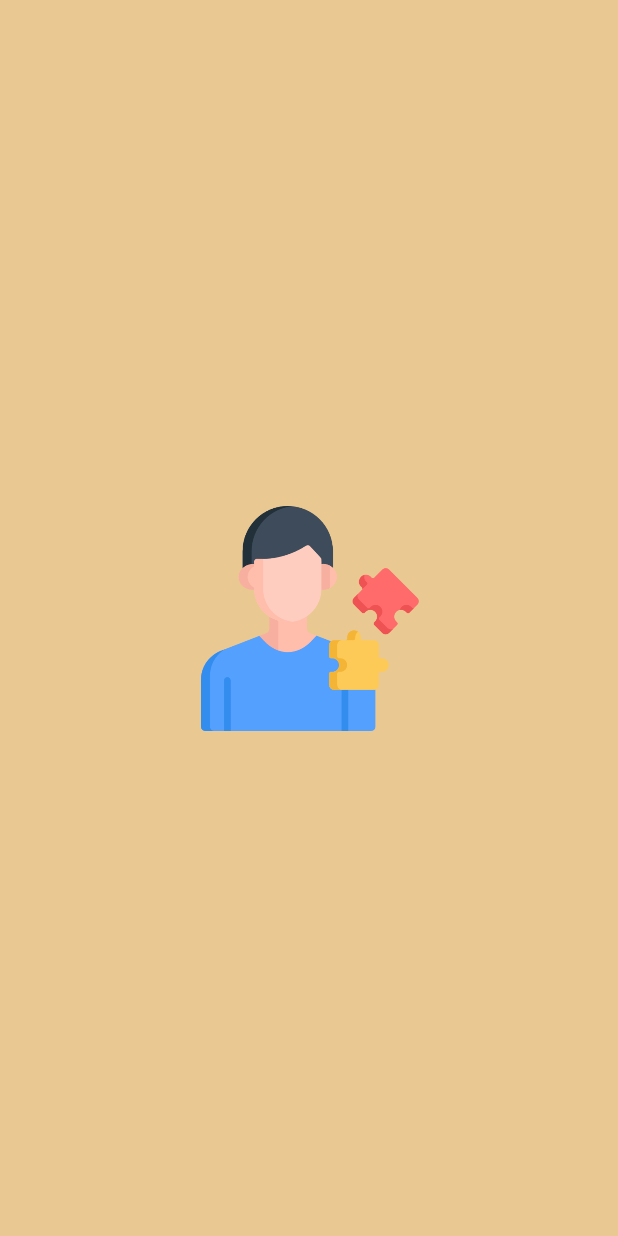
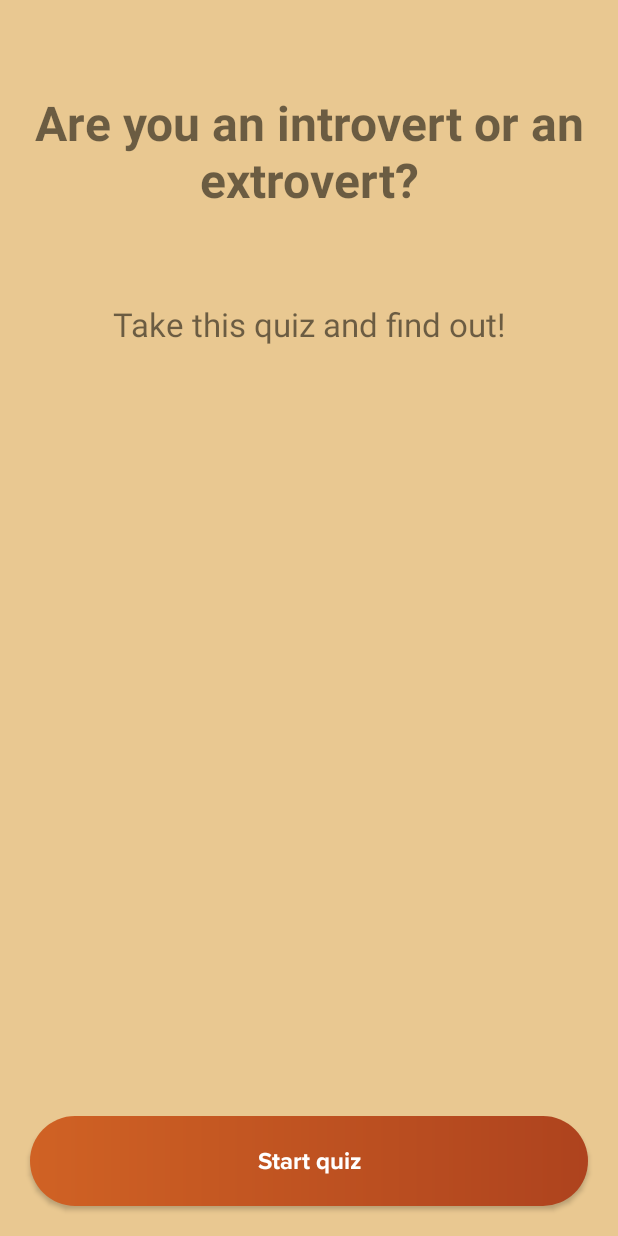
Before and after one commit to razvantmzz/PersonalityTest, an Android app: the screen it shows after launch (MainActivity), on a phone screen of 412 x 824 dp. Run offline under Robolectric (Android 15) with nearby library versions, the phone set to English and light mode, and no system bars.

Commit message:
added landing page

```diff
--- a/app/src/main/java/com/razvantmz/personalitytest/ui/base/BaseFragment.kt
+++ b/app/src/main/java/com/razvantmz/personalitytest/ui/base/BaseFragment.kt
@@ -22,6 +22,8 @@ abstract class BaseFragment<B: ViewBinding> : Fragment() {
 
     override fun onViewCreated(view: View, savedInstanceState: Bundle?) {
         super.onViewCreated(view, savedInstanceState)
+        setUpViews()
+        setUpObservers()
     }
 
     abstract fun setBinding(): B
--- /dev/null
+++ b/app/src/main/java/com/razvantmz/personalitytest/ui/landing/LandingFragment.kt
@@ -0,0 +1,21 @@
+package com.razvantmz.personalitytest.ui.landing
+
+import com.razvantmz.personalitytest.databinding.FragmentLandingBinding
+import com.razvantmz.personalitytest.ui.base.BaseFragment
+import org.koin.androidx.viewmodel.ext.android.viewModel
+
+class LandingFragment : BaseFragment<FragmentLandingBinding>() {
+    val viewModel: LandingViewModel by viewModel()
+
+    override fun setBinding(): FragmentLandingBinding {
+        return FragmentLandingBinding.inflate(layoutInflater)
+    }
+
+    override fun setUpViews() {
+    }
+
+    override fun setUpObservers() {
+    }
+
+
+}
--- /dev/null
+++ b/app/src/main/java/com/razvantmz/personalitytest/ui/landing/LandingViewModel.kt
@@ -0,0 +1,7 @@
+package com.razvantmz.personalitytest.ui.landing
+
+import androidx.lifecycle.ViewModel
+
+class LandingViewModel : ViewModel() {
+    // TODO: Implement the ViewModel
+}
--- a/app/src/main/java/com/razvantmz/personalitytest/ui/splashscreen/SplashFragment.kt
+++ b/app/src/main/java/com/razvantmz/personalitytest/ui/splashscreen/SplashFragment.kt
@@ -1,14 +1,11 @@
 package com.razvantmz.personalitytest.ui.splashscreen
 
-import androidx.lifecycle.ViewModelProvider
-import android.os.Bundle
-import androidx.fragment.app.Fragment
-import android.view.LayoutInflater
-import android.view.View
-import android.view.ViewGroup
-import com.razvantmz.personalitytest.R
+import androidx.lifecycle.lifecycleScope
+import androidx.navigation.fragment.findNavController
 import com.razvantmz.personalitytest.databinding.SplashFragmentBinding
 import com.razvantmz.personalitytest.ui.base.BaseFragment
+import kotlinx.coroutines.delay
+import kotlinx.coroutines.launch
 
 class SplashFragment : BaseFragment<SplashFragmentBinding>() {
     override fun setBinding(): SplashFragmentBinding {
@@ -16,8 +13,16 @@ class SplashFragment : BaseFragment<SplashFragmentBinding>() {
     }
 
     override fun setUpViews() {
+        navigateToLandingScreen()
     }
 
     override fun setUpObservers() {
     }
+
+    private fun navigateToLandingScreen() {
+        lifecycleScope.launch {
+            delay(1500)
+            findNavController().navigate(SplashFragmentDirections.actionSplashFragmentToLandingFragment())
+        }
+    }
 }
--- a/app/src/main/java/com/razvantmz/personalitytest/ui/splashscreen/SplashViewModel.kt
+++ b/app/src/main/java/com/razvantmz/personalitytest/ui/splashscreen/SplashViewModel.kt
@@ -3,5 +3,5 @@ package com.razvantmz.personalitytest.ui.splashscreen
 import androidx.lifecycle.ViewModel
 
 class SplashViewModel : ViewModel() {
-    // TODO: Implement the ViewModel
+
 }
--- /dev/null
+++ b/app/src/main/res/drawable/bg_primary_button.xml
@@ -0,0 +1,9 @@
+<?xml version="1.0" encoding="utf-8"?>
+<shape xmlns:android="http://schemas.android.com/apk/res/android"
+    android:shape="rectangle">
+    <gradient
+        android:endColor="@color/primary_button_end_color"
+        android:startColor="@color/primary_button_start_color"/>
+
+    <corners android:radius="30dp"/>
+</shape>
--- /dev/null
+++ b/app/src/main/res/layout/fragment_landing.xml
@@ -0,0 +1,45 @@
+<?xml version="1.0" encoding="utf-8"?>
+<androidx.constraintlayout.widget.ConstraintLayout xmlns:android="http://schemas.android.com/apk/res/android"
+    xmlns:app="http://schemas.android.com/apk/res-auto"
+    xmlns:tools="http://schemas.android.com/tools"
+    android:layout_width="match_parent"
+    android:layout_height="match_parent"
+    tools:context=".ui.landing.LandingFragment">
+
+    <TextView
+        android:id="@+id/title"
+        android:layout_width="0dp"
+        android:layout_height="wrap_content"
+        android:text="@string/landing_page_title"
+        android:gravity="center"
+        android:textSize="32sp"
+        android:textStyle="bold"
+        android:layout_marginTop="60dp"
+        app:layout_constraintTop_toTopOf="parent"
+        app:layout_constraintEnd_toEndOf="parent"
+        app:layout_constraintHorizontal_bias="0.5"
+        app:layout_constraintStart_toStartOf="parent" />
+
+    <TextView
+        android:id="@+id/subtitle"
+        android:layout_width="0dp"
+        android:layout_height="wrap_content"
+        android:text="@string/landing_page_subtitle"
+        android:gravity="center"
+        android:textSize="22sp"
+        android:layout_marginTop="60dp"
+        app:layout_constraintTop_toBottomOf="@id/title"
+        app:layout_constraintEnd_toEndOf="parent"
+        app:layout_constraintHorizontal_bias="0.5"
+        app:layout_constraintStart_toStartOf="parent" />
+    <Button
+        style="@style/PrimaryButton"
+        android:layout_width="0dp"
+        android:layout_height="wrap_content"
+        android:layout_margin="20dp"
+        android:text="@string/landing_page_start_quiz"
+        app:layout_constraintStart_toStartOf="parent"
+        app:layout_constraintEnd_toEndOf="parent"
+        app:layout_constraintBottom_toBottomOf="parent"
+
+/></androidx.constraintlayout.widget.ConstraintLayout>
--- a/app/src/main/res/navigation/main_navigation_graph.xml
+++ b/app/src/main/res/navigation/main_navigation_graph.xml
@@ -9,5 +9,14 @@
         android:id="@+id/splashFragment"
         android:name="com.razvantmz.personalitytest.ui.splashscreen.SplashFragment"
         android:label="splash_fragment"
-        tools:layout="@layout/splash_fragment" />
+        tools:layout="@layout/splash_fragment" >
+        <action
+            android:id="@+id/action_splashFragment_to_landingFragment"
+            app:destination="@id/landingFragment" />
+    </fragment>
+    <fragment
+        android:id="@+id/landingFragment"
+        android:name="com.razvantmz.personalitytest.ui.landing.LandingFragment"
+        android:label="fragment_landing"
+        tools:layout="@layout/fragment_landing" />
 </navigation>
--- a/app/src/main/res/values-night/themes.xml
+++ /dev/null
@@ -1,16 +0,0 @@
-<resources xmlns:tools="http://schemas.android.com/tools">
-    <!-- Base application theme. -->
-    <style name="Theme.PersonalityTest" parent="Theme.MaterialComponents.DayNight.DarkActionBar">
-        <!-- Primary brand color. -->
-        <item name="colorPrimary">@color/purple_200</item>
-        <item name="colorPrimaryVariant">@color/purple_700</item>
-        <item name="colorOnPrimary">@color/black</item>
-        <!-- Secondary brand color. -->
-        <item name="colorSecondary">@color/teal_200</item>
-        <item name="colorSecondaryVariant">@color/teal_200</item>
-        <item name="colorOnSecondary">@color/black</item>
-        <!-- Status bar color. -->
-        <item name="android:statusBarColor" tools:targetApi="l">?attr/colorPrimaryVariant</item>
-        <!-- Customize your theme here. -->
-    </style>
-</resources>
--- a/app/src/main/res/values/colors.xml
+++ b/app/src/main/res/values/colors.xml
@@ -7,4 +7,8 @@
     <color name="teal_700">#FF018786</color>
     <color name="black">#FF000000</color>
     <color name="white">#FFFFFFFF</color>
+
+    <color name="primary_button_start_color">#D06224</color>
+    <color name="primary_button_end_color">#AE431E</color>
+    <color name="primary_button_text_color">@color/white</color>
 </resources>
--- a/app/src/main/res/values/strings.xml
+++ b/app/src/main/res/values/strings.xml
@@ -1,3 +1,6 @@
 <resources>
     <string name="app_name">PersonalityTest</string>
+    <string name="landing_page_title">Are you an introvert or an extrovert?</string>
+    <string name="landing_page_subtitle">Take this quiz and find out!</string>
+    <string name="landing_page_start_quiz">Start quiz</string>
 </resources>
--- /dev/null
+++ b/app/src/main/res/values/styles.xml
@@ -0,0 +1,4 @@
+<?xml version="1.0" encoding="utf-8"?>
+<resources>
+
+</resources>
--- a/app/src/main/res/values/themes.xml
+++ b/app/src/main/res/values/themes.xml
@@ -12,5 +12,21 @@
         <!-- Status bar color. -->
         <item name="android:statusBarColor" tools:targetApi="l">?attr/colorPrimaryVariant</item>
         <!-- Customize your theme here. -->
+        <item name="android:colorBackground">#E9C891</item>
+        <item name="android:windowBackground">#E9C891</item>
+
+    </style>
+
+    <style name="PrimaryButton" parent="Widget.AppCompat.Button">
+        <item name="android:gravity">center_vertical|center_horizontal</item>
+        <item name="android:textColor">@color/primary_button_text_color</item>
+        <item name="android:textSize">16sp</item>
+        <item name="backgroundTint">@null</item>
+        <item name="textAllCaps">false</item>
+        <item name="android:textAllCaps">false</item>
+        <item name="android:fontFamily">@font/proxima_nova_bold</item>
+        <item name="android:height">60dp</item>
+        <item name="autoSizeTextType">none</item>
+        <item name="android:background">@drawable/bg_primary_button</item>
     </style>
 </resources>
```
Also changed, not shown: app/src/main/res/font/proxima_nova_bold.ttf (added), app/src/main/res/font/proxima_nova_light.ttf (added), app/src/main/res/font/proxima_nova_regular.ttf (added), app/src/main/res/font/proxima_nova_semibold.ttf (added).
